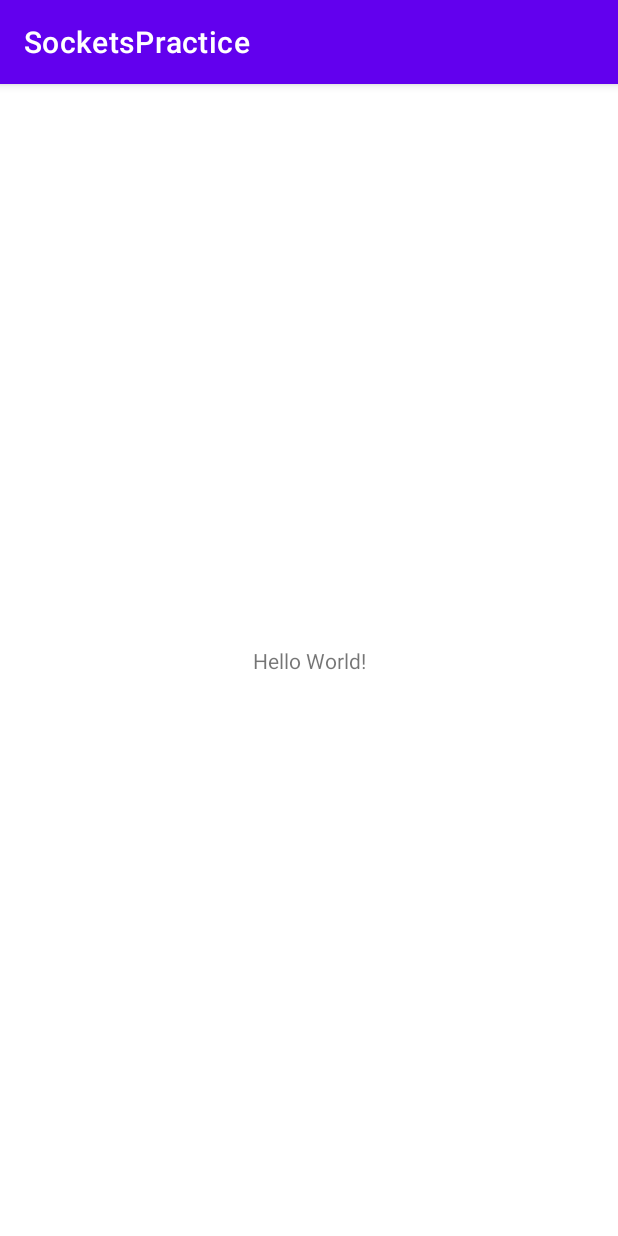
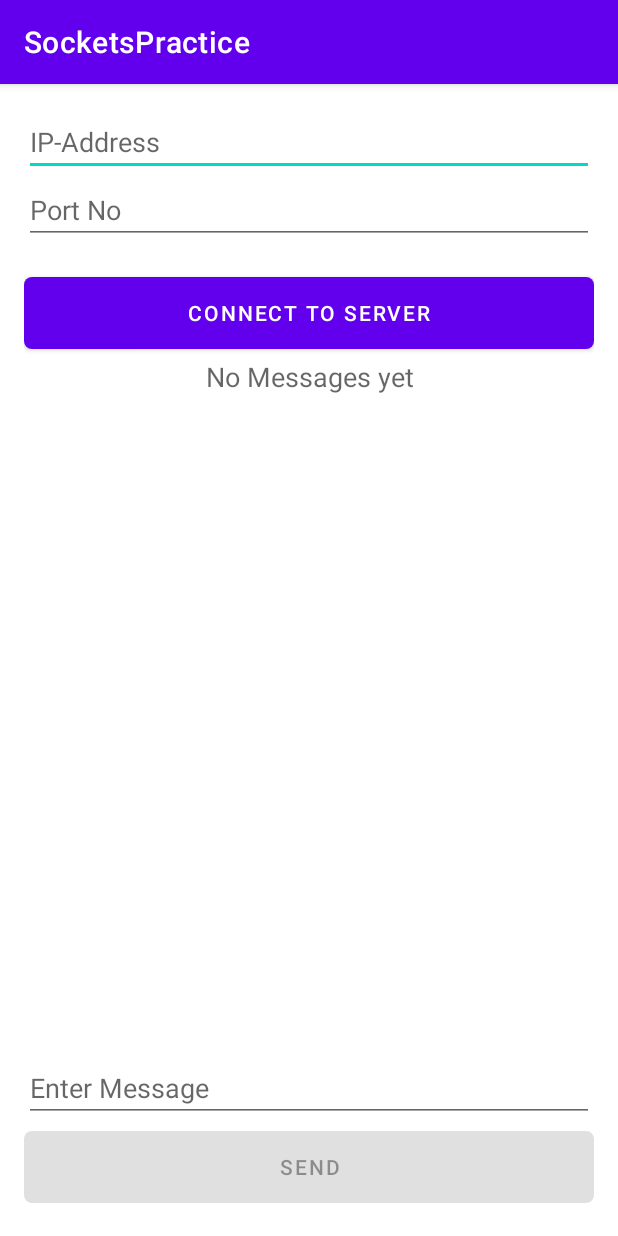
Before and after one commit to AbGhost-cyber/SocketsPractice, an Android app: the screen it shows after launch (MainActivity), on a phone screen of 412 x 824 dp. Run offline under Robolectric (Android 15) with nearby library versions, the phone set to English and light mode, and no system bars.

Commit message:
used mvp for better structuring

```diff
--- a/app/src/main/AndroidManifest.xml
+++ b/app/src/main/AndroidManifest.xml
@@ -1,6 +1,7 @@
 <?xml version="1.0" encoding="utf-8"?>
 <manifest xmlns:android="http://schemas.android.com/apk/res/android"
     package="com.crushtech.socketspractice">
+    <uses-permission android:name="android.permission.INTERNET"/>
 
     <application
         android:allowBackup="true"
--- a/app/src/main/java/com/crushtech/socketspractice/MainActivity.java
+++ b/app/src/main/java/com/crushtech/socketspractice/MainActivity.java
@@ -1,42 +1,88 @@
 package com.crushtech.socketspractice;
 
 import android.os.Bundle;
+import android.text.TextUtils;
+import android.text.method.ScrollingMovementMethod;
+import android.widget.ProgressBar;
+import android.widget.Toast;
 
 import androidx.appcompat.app.AppCompatActivity;
+import androidx.appcompat.widget.AppCompatEditText;
 
-import java.io.BufferedReader;
-import java.io.IOException;
-import java.io.InputStreamReader;
-import java.io.PrintWriter;
-import java.net.ServerSocket;
-import java.net.Socket;
+import com.crushtech.socketspractice.contract.ChatContract;
+import com.crushtech.socketspractice.contract.ChatModel;
+import com.crushtech.socketspractice.contract.ChatPresenter;
+import com.google.android.material.button.MaterialButton;
+import com.google.android.material.textview.MaterialTextView;
 
-public class MainActivity extends AppCompatActivity {
+public class MainActivity extends AppCompatActivity implements ChatContract.ChatView {
+    private MaterialTextView tvMessages;
+    private MaterialButton btnConnect, btnSend;
+    private AppCompatEditText etIp, etPort, etMessage;
+    private ChatPresenter presenter;
+    private ProgressBar progressBar;
+
 
     @Override
     protected void onCreate(Bundle savedInstanceState) {
         super.onCreate(savedInstanceState);
         setContentView(R.layout.activity_main);
+        initViews();
+        btnConnect.setOnClickListener(v -> {
+            if (TextUtils.isEmpty(etIp.getText()) || TextUtils.isEmpty(String.valueOf(etPort.getText()))) {
+                Toast.makeText(this, "Some details are wrong, please confirm", Toast.LENGTH_SHORT).show();
+                return;
+            }
+            presenter = new ChatPresenter(new ChatModel(etIp.getText().toString(),
+                    Integer.parseInt(etPort.getText().toString())), this);
+
+            presenter.performConnectionToServer();
+        });
+        btnSend.setOnClickListener(v -> {
+            if (TextUtils.isEmpty(etMessage.getText())) {
+                Toast.makeText(this, "please enter a text", Toast.LENGTH_SHORT).show();
+                return;
+            }
+            presenter.sendMessageToServer(etMessage.getText().toString());
+            //move to the next message
+            tvMessages.scrollTo(1, 2);
+        });
     }
 
-    public static void main(String[] args) {
-        try {
-            //open a socket
-            Socket socket = new Socket("127.0.0.1", 2323);
-            //gets  output stream from the socket
-            PrintWriter out = new PrintWriter(socket.getOutputStream());
-            //get an input stream from the socket
-            BufferedReader in = new BufferedReader(new InputStreamReader
-                    (socket.getInputStream()));
+    private void initViews() {
+        tvMessages = findViewById(R.id.tvMessages);
+        //scroll
+        tvMessages.setMovementMethod(new ScrollingMovementMethod());
+        btnConnect = findViewById(R.id.btnConnect);
+        btnSend = findViewById(R.id.btnSend);
+        etIp = findViewById(R.id.etIP);
+        etPort = findViewById(R.id.etPort);
+        etMessage = findViewById(R.id.etMessage);
+        progressBar = findViewById(R.id.bar);
+    }
 
-            BufferedReader stdIn = new BufferedReader(new InputStreamReader(System.in));
-            String userInput;
-            while ((userInput = stdIn.readLine()) != null) {
-                out.println(userInput);
-                System.out.println("echo: " + in.readLine());
-            }
-        } catch (IOException e) {
-            e.printStackTrace();
-        }
+    @Override
+    public void progressState(int visibility) {
+        progressBar.setVisibility(visibility);
+    }
+
+    @Override
+    public void enableSending(boolean enabled) {
+        runOnUiThread(() -> btnSend.setEnabled(enabled));
+    }
+
+    @Override
+    public void setData(String value, int align) {
+        runOnUiThread(() -> {
+            tvMessages.append("\n" + value);
+            tvMessages.setTextAlignment(align);
+            etMessage.setText("");
+        });
+    }
+
+    @Override
+    protected void onDestroy() {
+        presenter.onDestroy();
+        super.onDestroy();
     }
 }
--- /dev/null
+++ b/app/src/main/java/com/crushtech/socketspractice/contract/ChatContract.java
@@ -0,0 +1,47 @@
+package com.crushtech.socketspractice.contract;
+
+import java.io.DataInputStream;
+import java.io.DataOutputStream;
+
+public interface ChatContract {
+    interface ChatView {
+        void progressState(int visibility);
+
+        void setData(String value, int align);
+
+        void enableSending(boolean enabled);
+    }
+
+    interface ChatModel {
+        void onChatConnect(chatConnectionListener chatConnectionListener);
+
+        void sendMessage(chatConnectionListener chatConnectionListener, String message);
+
+        interface chatConnectionListener {
+            void onSuccess(String message, ConnectionResult result);
+
+            void onFailure(String message);
+
+        }
+    }
+
+    interface ChatPresenter {
+        void performConnectionToServer();
+
+        void onDestroy();
+
+        void sendMessageToServer(String message);
+    }
+
+    class ConnectionResult {
+        DataOutputStream dO;
+        DataInputStream dI;
+        int alignment;
+
+        public ConnectionResult(DataOutputStream dO, DataInputStream dI, int alignment) {
+            this.dO = dO;
+            this.dI = dI;
+            this.alignment = alignment;
+        }
+    }
+}
--- a/app/src/main/res/layout/activity_main.xml
+++ b/app/src/main/res/layout/activity_main.xml
@@ -1,18 +1,69 @@
-<?xml version="1.0" encoding="utf-8"?>
-<androidx.constraintlayout.widget.ConstraintLayout xmlns:android="http://schemas.android.com/apk/res/android"
+<?xml version = "1.0" encoding = "utf-8"?>
+<RelativeLayout xmlns:android="http://schemas.android.com/apk/res/android"
     xmlns:app="http://schemas.android.com/apk/res-auto"
     xmlns:tools="http://schemas.android.com/tools"
     android:layout_width="match_parent"
     android:layout_height="match_parent"
+    android:layout_margin="16dp"
     tools:context=".MainActivity">
 
-    <TextView
+    <androidx.appcompat.widget.AppCompatEditText
+        android:id="@+id/etIP"
+        android:layout_width="match_parent"
+        android:layout_height="wrap_content"
+        android:hint="@string/ip_address"
+        android:inputType="text" />
+
+    <androidx.appcompat.widget.AppCompatEditText
+        android:id="@+id/etPort"
+        android:layout_width="match_parent"
+        android:layout_height="wrap_content"
+        android:layout_below="@+id/etIP"
+        android:hint="@string/port_no"
+        android:inputType="number" />
+
+    <com.google.android.material.button.MaterialButton
+        android:id="@+id/btnConnect"
+        android:layout_width="match_parent"
+        android:layout_height="60dp"
+        android:layout_below="@+id/etPort"
+        android:layout_gravity="center"
+        android:layout_marginTop="16dp"
+        android:text="@string/connect_to_server"
+        app:cornerRadius="5dp" />
+
+    <ProgressBar
+        android:id="@+id/bar"
         android:layout_width="wrap_content"
         android:layout_height="wrap_content"
-        android:text="Hello World!"
-        app:layout_constraintBottom_toBottomOf="parent"
-        app:layout_constraintLeft_toLeftOf="parent"
-        app:layout_constraintRight_toRightOf="parent"
-        app:layout_constraintTop_toTopOf="parent" />
+        android:visibility="gone"
+        android:layout_centerInParent="true" />
 
-</androidx.constraintlayout.widget.ConstraintLayout>
+    <com.google.android.material.textview.MaterialTextView
+        android:id="@+id/tvMessages"
+        android:layout_width="match_parent"
+        android:layout_height="wrap_content"
+        android:layout_above="@+id/etMessage"
+        android:layout_below="@+id/btnConnect"
+        android:scrollbars="vertical"
+        android:text="@string/no_messages"
+        android:textAlignment="center"
+        android:textAppearance="@style/Base.TextAppearance.AppCompat.Medium" />
+
+    <androidx.appcompat.widget.AppCompatEditText
+        android:id="@+id/etMessage"
+        android:layout_width="match_parent"
+        android:layout_height="wrap_content"
+        android:layout_above="@+id/btnSend"
+        android:hint="@string/enter_message"
+        android:inputType="text" />
+
+    <com.google.android.material.button.MaterialButton
+        android:id="@+id/btnSend"
+        android:layout_width="match_parent"
+        android:layout_height="60dp"
+        android:enabled="false"
+        android:layout_alignParentBottom="true"
+        android:text="@string/send"
+        app:cornerRadius="5dp" />
+</RelativeLayout>
--- a/app/src/main/res/values/strings.xml
+++ b/app/src/main/res/values/strings.xml
@@ -1,3 +1,10 @@
 <resources>
     <string name="app_name">SocketsPractice</string>
+    <string name="ip_address">IP-Address</string>
+    <string name="port_no">Port No</string>
+    <string name="connect_to_server">Connect To Server</string>
+    <string name="send">SEND</string>
+    <string name="enter_message">Enter Message</string>
+    <string name="no_messages">No Messages yet</string>
+    <string name="connected">Connected</string>
 </resources>
```
Also changed, not shown: app/src/main/java/com/crushtech/socketspractice/BasicJavaIO.java (deleted, +0 -20 lines), app/src/main/java/com/crushtech/socketspractice/KnockKnockClient.java (deleted, +0 -40 lines), app/src/main/java/com/crushtech/socketspractice/KnockKnockServer.java (+13 -10 lines), app/src/main/java/com/crushtech/socketspractice/contract/ChatModel.java (added, +85 -0 lines), app/src/main/java/com/crushtech/socketspractice/contract/ChatPresenter.java (added, +51 -0 lines).
